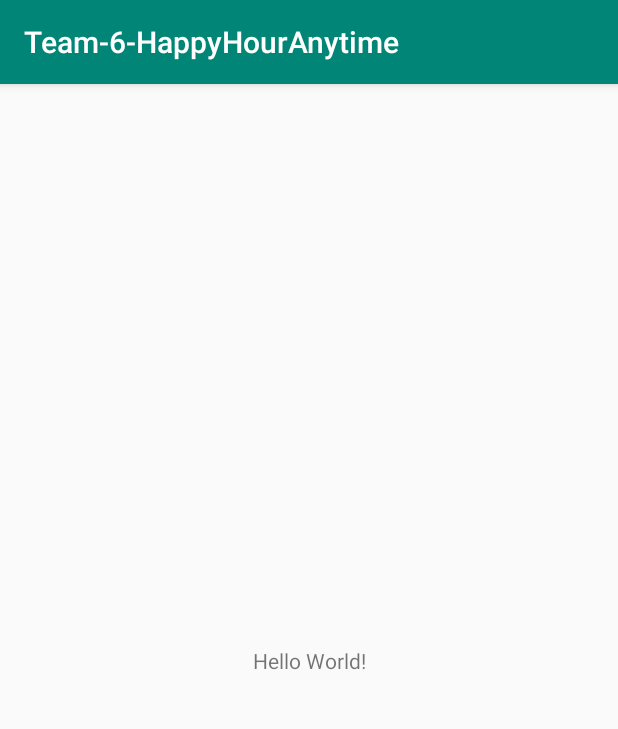
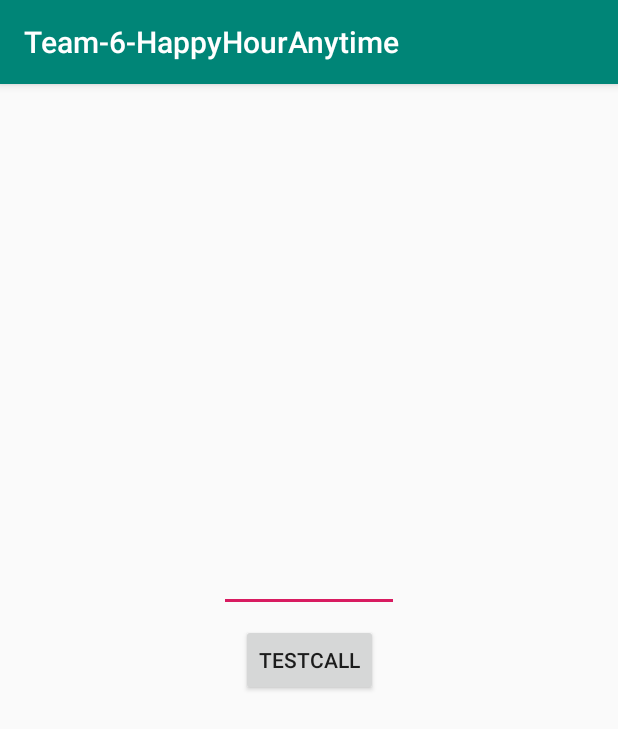
Before and after one commit to ccharle/Team-6-HappyHourAnytime, an Android app: the screen it shows after launch (MainActivity), on a phone screen of 412 x 824 dp. Shown: the top 729 px of the screen. Run offline under Robolectric (Android 15) with nearby library versions, the phone set to English and light mode, and no system bars.

Commit message:
successful api call

```diff
--- a/app/src/main/AndroidManifest.xml
+++ b/app/src/main/AndroidManifest.xml
@@ -2,7 +2,9 @@
 <manifest xmlns:android="http://schemas.android.com/apk/res/android"
     package="org.pursuit.team_6_happyhouranytime">
 
+    <uses-permission android:name="android.permission.INTERNET" />
     <application
+
         android:allowBackup="true"
         android:icon="@mipmap/ic_launcher"
         android:label="@string/app_name"
--- a/app/src/main/java/org/pursuit/team_6_happyhouranytime/MainActivity.java
+++ b/app/src/main/java/org/pursuit/team_6_happyhouranytime/MainActivity.java
@@ -2,12 +2,55 @@ package org.pursuit.team_6_happyhouranytime;
 
 import android.support.v7.app.AppCompatActivity;
 import android.os.Bundle;
+import android.util.Log;
+import android.view.View;
+import android.widget.Button;
+import android.widget.EditText;
+
+import org.pursuit.team_6_happyhouranytime.models.DrinksResponse;
+import org.pursuit.team_6_happyhouranytime.network.RetrofitSingleton;
+
+import retrofit2.Call;
+import retrofit2.Callback;
+import retrofit2.Response;
 
 public class MainActivity extends AppCompatActivity {
+    private Button testCallButton;
+    private EditText drinksText;
+    private final String TAG = "Drink Response";
 
     @Override
     protected void onCreate(Bundle savedInstanceState) {
         super.onCreate(savedInstanceState);
         setContentView(R.layout.activity_main);
+        testCallButton = findViewById(R.id.test_call_button);
+        drinksText = findViewById(R.id.enter_drinks);
+
+        testCallButton.setOnClickListener(new View.OnClickListener() {
+            @Override
+            public void onClick(View v) {
+                String Drinks = drinksText.getText().toString().toLowerCase();
+
+                RetrofitSingleton.getInstance()
+                        .getBartenderService().getDrinks(Drinks)
+                        .enqueue(new Callback<DrinksResponse>() {
+                            @Override
+                            public void onResponse(Call<DrinksResponse> call, Response<DrinksResponse> response) {
+                                Log.d(TAG, "OnResponse" + response.body());
+                            }
+
+                            @Override
+                            public void onFailure(Call<DrinksResponse> call, Throwable t) {
+                                Log.d(TAG, t.getMessage());
+                            }
+                        });
+
+
+            }
+        });
+
+
     }
+
+
 }
--- a/app/src/main/res/layout/activity_main.xml
+++ b/app/src/main/res/layout/activity_main.xml
@@ -6,13 +6,30 @@
     android:layout_height="match_parent"
     tools:context=".MainActivity">
 
-    <TextView
+
+    <Button
+        android:id="@+id/test_call_button"
         android:layout_width="wrap_content"
         android:layout_height="wrap_content"
-        android:text="Hello World!"
+        android:layout_marginStart="8dp"
+        android:layout_marginTop="8dp"
+        android:layout_marginEnd="8dp"
+        android:layout_marginBottom="8dp"
+        android:text="TestCall"
         app:layout_constraintBottom_toBottomOf="parent"
-        app:layout_constraintLeft_toLeftOf="parent"
-        app:layout_constraintRight_toRightOf="parent"
+        app:layout_constraintEnd_toEndOf="parent"
+        app:layout_constraintStart_toStartOf="parent"
         app:layout_constraintTop_toTopOf="parent" />
 
+    <EditText
+        android:id="@+id/enter_drinks"
+        android:layout_width="120dp"
+        android:layout_height="120dp"
+        android:layout_marginStart="8dp"
+        android:layout_marginEnd="8dp"
+        android:layout_marginBottom="8dp"
+        app:layout_constraintBottom_toTopOf="@+id/test_call_button"
+        app:layout_constraintEnd_toEndOf="parent"
+        app:layout_constraintStart_toStartOf="parent" />
+
 </android.support.constraint.ConstraintLayout>
```
Also changed, not shown: app/build.gradle (+8 -0 lines), app/src/main/java/org/pursuit/team_6_happyhouranytime/models/Drinks.java (added, +55 -0 lines), app/src/main/java/org/pursuit/team_6_happyhouranytime/models/DrinksResponse.java (added, +15 -0 lines), app/src/main/java/org/pursuit/team_6_happyhouranytime/network/BartenderService.java (added, +17 -0 lines), app/src/main/java/org/pursuit/team_6_happyhouranytime/network/RetrofitSingleton.java (added, +37 -0 lines).
